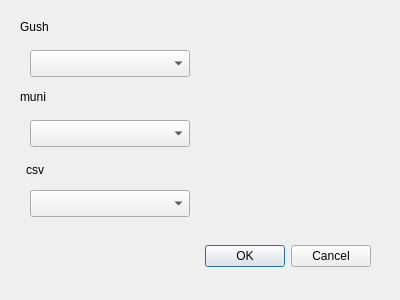
Qt form combineData_dialog_base.ui (medad-hoze/PyQgis) before a commit.
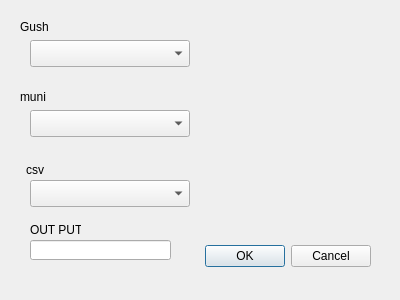
The same form after that commit. Custom widgets are drawn as their Qt base class.

What changed in the file:
```diff
--- a/combineData_dialog_base.ui
+++ b/combineData_dialog_base.ui
@@ -59,7 +59,7 @@
    <property name="geometry">
     <rect>
      <x>30</x>
-     <y>50</y>
+     <y>40</y>
      <width>160</width>
      <height>27</height>
     </rect>
@@ -69,7 +69,7 @@
    <property name="geometry">
     <rect>
      <x>30</x>
-     <y>120</y>
+     <y>110</y>
      <width>160</width>
      <height>27</height>
     </rect>
@@ -79,7 +79,7 @@
    <property name="geometry">
     <rect>
      <x>30</x>
-     <y>190</y>
+     <y>180</y>
      <width>160</width>
      <height>27</height>
     </rect>
@@ -98,6 +98,29 @@
     <string>csv</string>
    </property>
   </widget>
+  <widget class="QLineEdit" name="lineEdit">
+   <property name="geometry">
+    <rect>
+     <x>30</x>
+     <y>240</y>
+     <width>141</width>
+     <height>20</height>
+    </rect>
+   </property>
+  </widget>
+  <widget class="QLabel" name="label_4">
+   <property name="geometry">
+    <rect>
+     <x>30</x>
+     <y>220</y>
+     <width>51</width>
+     <height>20</height>
+    </rect>
+   </property>
+   <property name="text">
+    <string>OUT PUT</string>
+   </property>
+  </widget>
  </widget>
  <customwidgets>
   <customwidget>
```
